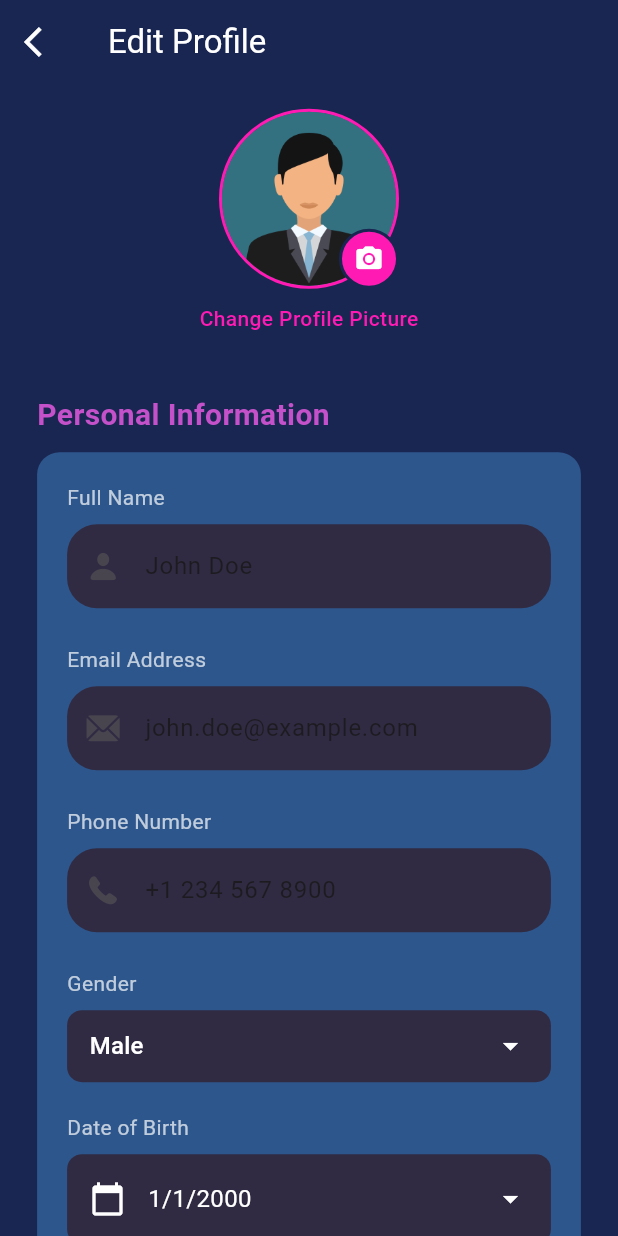
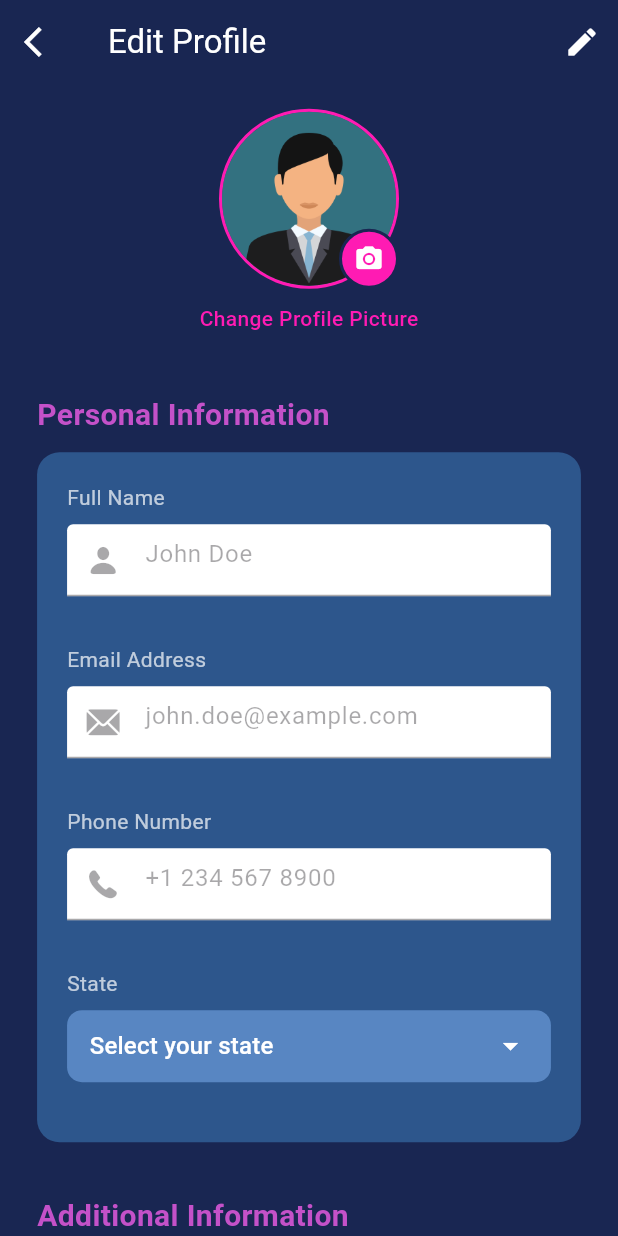
Before and after one commit to suresh-dev143/iexam, a Flutter app: the EditProfilePage screen opened directly, on a phone screen of 412 x 824 dp. Run offline on Flutter 3.47's test engine with Material 3 defaults, Android fonts, the light colour scheme and no system bars; our stand-ins replace carousel_slider, firebase_auth, firebase_core, fluttertoast, get; accounts and stored records are empty.

Commit message:
profile ui and setting ui changes completed

```diff
--- a/lib/core/theme/app_pallete.dart
+++ b/lib/core/theme/app_pallete.dart
@@ -6,6 +6,7 @@ class Pallete {
   static Color titleTextColor = const Color.fromRGBO(196, 81, 201, 1);
   static Color textColor = const Color.fromRGBO(255, 27, 179, 1);
   static Color textFieldColor = const Color.fromRGBO(48, 43, 67, 1);
+  static Color profileTextFieldColor = Colors.white;
   static Color inactiveBottomBarItemColor = const Color(0xffababab);
   static Color blackColor = const Color.fromRGBO(10, 3, 34, 1);
   static Color blueDarkColor = const Color.fromRGBO(25, 38, 82, 1);
--- a/lib/features/home/view/pages/home_page.dart
+++ b/lib/features/home/view/pages/home_page.dart
@@ -60,12 +60,6 @@ class _HomePageState extends State<HomePage> {
             icon: const Icon(Icons.notifications_outlined, color: Colors.white),
             onPressed: () {
               // Handle notifications
-            },
-          ),
-          IconButton(
-            icon: const Icon(Icons.person_outline, color: Colors.white),
-            onPressed: () {
-              // Handle profile
             },
           ),
         ],
--- a/lib/features/sidecomponents/profile.dart
+++ b/lib/features/sidecomponents/profile.dart
@@ -1,9 +1,11 @@
+import 'package:firebase_auth/firebase_auth.dart';
 import 'package:flutter/material.dart';
 import 'package:flutter/cupertino.dart';
 import 'package:iexam/core/theme/app_pallete.dart';
-import 'package:iexam/core/common/widgets/custom_fields.dart';
 import 'package:iexam/features/auth/view/widgets/gradiant_btn.dart';
 import 'dart:io';
+
+import 'package:iexam/features/sidecomponents/profile/view/widgets/profilefields.dart';
 
 class EditProfilePage extends StatefulWidget {
   const EditProfilePage({super.key});
@@ -12,27 +14,61 @@ class EditProfilePage extends StatefulWidget {
 }
 
 class _EditProfilePageState extends State<EditProfilePage> {
-  // Text controllers for form fields
+  final user = FirebaseAuth.instance.currentUser;
   final TextEditingController _nameController = TextEditingController();
   final TextEditingController _emailController = TextEditingController();
   final TextEditingController _phoneController = TextEditingController();
   final TextEditingController _bioController = TextEditingController();
-  final TextEditingController _locationController = TextEditingController();
   // For profile image
   File? _profileImage;
   bool _isUploading = false;
+  final _formKey = GlobalKey<FormState>();
+  bool _isEditing = false;
 
-  // Gender selection
-  String _selectedGender = 'Male';
-  final List<String> _genderOptions = [
-    'Male',
-    'Female',
-    'Other',
-    'Prefer not to say'
+  // State selection
+  String _selectedState = 'Select your state';
+  final List<String> indianStates = [
+    "Select your state",
+    "Andhra Pradesh",
+    "Arunachal Pradesh",
+    "Assam",
+    "Bihar",
+    "Chhattisgarh",
+    "Goa",
+    "Gujarat",
+    "Haryana",
+    "Himachal Pradesh",
+    "Jharkhand",
+    "Karnataka",
+    "Kerala",
+    "Madhya Pradesh",
+    "Maharashtra",
+    "Manipur",
+    "Meghalaya",
+    "Mizoram",
+    "Nagaland",
+    "Odisha",
+    "Punjab",
+    "Rajasthan",
+    "Sikkim",
+    "Tamil Nadu",
+    "Telangana",
+    "Tripura",
+    "Uttar Pradesh",
+    "Uttarakhand",
+    "West Bengal",
+    "Andaman & Nicobar",
+    "Chandigarh",
+    "Dadra & Nagar Haveli and Daman & Diu",
+    "Lakshadweep",
+    "Delhi",
+    "Puducherry",
+    "Ladakh",
+    "Jammu & Kashmir"
   ];
 
   // Date of birth
-  DateTime _selectedDate = DateTime(2000, 1, 1);
+  // DateTime _selectedDate = DateTime(2000, 1, 1);
 
   @override
   void initState() {
@@ -43,7 +79,6 @@ class _EditProfilePageState extends State<EditProfilePage> {
     _phoneController.text = "+1 234 567 8900";
     _bioController.text =
         "Flutter developer passionate about creating beautiful UIs";
-    _locationController.text = "New York, USA";
   }
 
   @override
@@ -52,38 +87,40 @@ class _EditProfilePageState extends State<EditProfilePage> {
     _emailController.dispose();
     _phoneController.dispose();
     _bioController.dispose();
-    _locationController.dispose();
     super.dispose();
   }
 
-  // Method to pick date
-  Future<void> _selectDate(BuildContext context) async {
-    final DateTime? picked = await showDatePicker(
-      context: context,
-      initialDate: _selectedDate,
-      firstDate: DateTime(1950),
-      lastDate: DateTime.now(),
-      builder: (context, child) {
-        return Theme(
-          data: Theme.of(context).copyWith(
-            colorScheme: ColorScheme.dark(
-              primary: Pallete.textColor,
-              onPrimary: Colors.white,
-              surface: Pallete.blueColor,
-              onSurface: Colors.white,
-            ),
-            dialogBackgroundColor: Pallete.blueDarkColor,
-          ),
-          child: child!,
-        );
-      },
-    );
-
-    if (picked != null && picked != _selectedDate) {
+  void _toggleEdit() {
     setState(() {
-        _selectedDate = picked;
+      _isEditing = !_isEditing;
     });
   }
+
+  Future<void> saveChanges() async {
+    print('chal gya re');
+    if (_nameController.text.isEmpty || _emailController.text.isEmpty) {
+      ScaffoldMessenger.of(context).showSnackBar(
+        const SnackBar(
+          content: Text('Please fill in all required fields'),
+          backgroundColor: Colors.red,
+        ),
+      );
+      return;
+    }
+
+    // Show success message
+    ScaffoldMessenger.of(context).showSnackBar(
+      const SnackBar(
+        content: Text('Profile updated successfully!'),
+        backgroundColor: Colors.green,
+      ),
+    );
+    setState(() {
+      _isEditing = false;
+    });
+
+    // Navigate back
+    // Navigator.pop(context);
   }
 
   // Method to pick image
@@ -108,6 +145,9 @@ class _EditProfilePageState extends State<EditProfilePage> {
         backgroundColor: Colors.green,
       ),
     );
+    setState(() {
+      _isEditing = false;
+    });
   }
 
   @override
@@ -126,6 +166,15 @@ class _EditProfilePageState extends State<EditProfilePage> {
           icon: const Icon(Icons.arrow_back_ios, color: Colors.white),
           onPressed: () => Navigator.pop(context),
         ),
+        actions: [
+          IconButton(
+            icon: Icon(
+              _isEditing ? Icons.save : Icons.edit,
+              color: Colors.white,
+            ),
+            onPressed: _isEditing ? saveChanges : _toggleEdit,
+          ),
+        ],
       ),
       body: SingleChildScrollView(
         child: Padding(
@@ -209,6 +258,8 @@ class _EditProfilePageState extends State<EditProfilePage> {
                   color: Pallete.blueColor,
                   borderRadius: BorderRadius.circular(15),
                 ),
+                child: Form(
+                  key: _formKey,
                   child: Column(
                     crossAxisAlignment: CrossAxisAlignment.start,
                     children: [
@@ -220,8 +271,9 @@ class _EditProfilePageState extends State<EditProfilePage> {
                       const SizedBox(height: 8),
                       SizedBox(
                         height: 60,
-                      child: CustomFields(
-                        fillColor: Pallete.textFieldColor,
+                        child: ProfilleFields(
+                          isEditing: _isEditing,
+                          fillColor: Pallete.profileTextFieldColor,
                           controller: _nameController,
                           hintText: 'Enter your full name',
                           icon: const Icon(CupertinoIcons.person_fill),
@@ -238,8 +290,9 @@ class _EditProfilePageState extends State<EditProfilePage> {
                       const SizedBox(height: 8),
                       SizedBox(
                         height: 60,
-                      child: CustomFields(
-                        fillColor: Pallete.textFieldColor,
+                        child: ProfilleFields(
+                          isEditing: _isEditing,
+                          fillColor: Pallete.profileTextFieldColor,
                           controller: _emailController,
                           hintText: 'Enter your email address',
                           icon: const Icon(CupertinoIcons.mail_solid),
@@ -256,8 +309,9 @@ class _EditProfilePageState extends State<EditProfilePage> {
                       const SizedBox(height: 8),
                       SizedBox(
                         height: 60,
-                      child: CustomFields(
-                        fillColor: Pallete.textFieldColor,
+                        child: ProfilleFields(
+                          isEditing: _isEditing,
+                          fillColor: Pallete.profileTextFieldColor,
                           controller: _phoneController,
                           hintText: 'Enter your phone number',
                           icon: const Icon(CupertinoIcons.phone_fill),
@@ -266,26 +320,26 @@ class _EditProfilePageState extends State<EditProfilePage> {
                       ),
                       const SizedBox(height: 20),
 
-                    // Gender Selection
+                      // State Selection
                       const Text(
-                      'Gender',
+                        'State',
                         style: TextStyle(color: Colors.white70, fontSize: 14),
                       ),
                       const SizedBox(height: 8),
                       Container(
                         padding: const EdgeInsets.symmetric(horizontal: 15),
                         decoration: BoxDecoration(
-                        color: Pallete.textFieldColor,
+                          color: Pallete.blueLightColor,
                           borderRadius: BorderRadius.circular(10),
                         ),
                         child: DropdownButtonHideUnderline(
                           child: DropdownButton<String>(
-                          value: _selectedGender,
+                            value: _selectedState,
                             isExpanded: true,
-                          dropdownColor: Pallete.blueDarkColor,
+                            dropdownColor: Pallete.blueLightColor,
                             icon: const Icon(Icons.arrow_drop_down,
                                 color: Colors.white),
-                          items: _genderOptions.map((String gender) {
+                            items: indianStates.map((String gender) {
                               return DropdownMenuItem<String>(
                                 value: gender,
                                 child: Text(
@@ -297,7 +351,7 @@ class _EditProfilePageState extends State<EditProfilePage> {
                             onChanged: (String? newValue) {
                               if (newValue != null) {
                                 setState(() {
-                                _selectedGender = newValue;
+                                  _selectedState = newValue;
                                 });
                               }
                             },
@@ -305,40 +359,8 @@ class _EditProfilePageState extends State<EditProfilePage> {
                         ),
                       ),
                       const SizedBox(height: 20),
-
-                    // Date of Birth
-                    const Text(
-                      'Date of Birth',
-                      style: TextStyle(color: Colors.white70, fontSize: 14),
-                    ),
-                    const SizedBox(height: 8),
-                    GestureDetector(
-                      onTap: () => _selectDate(context),
-                      child: Container(
-                        height: 60,
-                        padding: const EdgeInsets.symmetric(horizontal: 15),
-                        decoration: BoxDecoration(
-                          color: Pallete.textFieldColor,
-                          borderRadius: BorderRadius.circular(10),
-                        ),
-                        child: Row(
-                          children: [
-                            const Icon(Icons.calendar_today,
-                                color: Colors.white),
-                            const SizedBox(width: 15),
-                            Text(
-                              '${_selectedDate.day}/${_selectedDate.month}/${_selectedDate.year}',
-                              style: const TextStyle(
-                                  color: Colors.white, fontSize: 16),
-                            ),
-                            const Spacer(),
-                            const Icon(Icons.arrow_drop_down,
-                                color: Colors.white),
                     ],
                   ),
-                      ),
-                    ),
-                  ],
                 ),
               ),
 
@@ -364,38 +386,21 @@ class _EditProfilePageState extends State<EditProfilePage> {
                     Container(
                       padding: const EdgeInsets.symmetric(horizontal: 15),
                       decoration: BoxDecoration(
-                        color: Pallete.textFieldColor,
+                        color: Pallete.profileTextFieldColor,
                         borderRadius: BorderRadius.circular(10),
                       ),
                       child: TextField(
                         controller: _bioController,
-                        style: const TextStyle(color: Colors.white),
+                        style: const TextStyle(color: Colors.black87),
                         maxLines: 4,
                         decoration: const InputDecoration(
                           hintText: 'Tell us about yourself',
-                          hintStyle: TextStyle(color: Colors.white54),
+                          hintStyle: TextStyle(color: Colors.black12),
                           border: InputBorder.none,
                         ),
                       ),
                     ),
                     const SizedBox(height: 20),
-
-                    // Location Field
-                    const Text(
-                      'Address',
-                      style: TextStyle(color: Colors.white70, fontSize: 14),
-                    ),
-                    const SizedBox(height: 8),
-                    SizedBox(
-                      height: 60,
-                      child: CustomFields(
-                        fillColor: Pallete.textFieldColor,
-                        controller: _locationController,
-                        hintText: 'City, Country',
-                        icon: const Icon(Icons.location_on),
-                        textinputtype: TextInputType.text,
-                      ),
-                    ),
                   ],
                 ),
               ),
@@ -406,30 +411,7 @@ class _EditProfilePageState extends State<EditProfilePage> {
               GradiantButton(
                 buttonText: 'SAVE PROFILE',
                 buttonWidth: double.infinity,
-                onTap: () {
-                  // Validate and save profile data
-                  if (_nameController.text.isEmpty ||
-                      _emailController.text.isEmpty) {
-                    ScaffoldMessenger.of(context).showSnackBar(
-                      const SnackBar(
-                        content: Text('Please fill in all required fields'),
-                        backgroundColor: Colors.red,
-                      ),
-                    );
-                    return;
-                  }
-
-                  // Show success message
-                  ScaffoldMessenger.of(context).showSnackBar(
-                    const SnackBar(
-                      content: Text('Profile updated successfully!'),
-                      backgroundColor: Colors.green,
-                    ),
-                  );
-
-                  // Navigate back
-                  Navigator.pop(context);
-                },
+                onTap: () => saveChanges(),
               ),
 
               const SizedBox(height: 15),
--- /dev/null
+++ b/lib/features/sidecomponents/profile/view/widgets/profilefields.dart
@@ -0,0 +1,51 @@
+import 'package:flutter/material.dart';
+
+class ProfilleFields extends StatelessWidget {
+  final String hintText;
+  final TextEditingController controller;
+  final bool readonly;
+  final bool isObscureText;
+  final VoidCallback? onTap;
+  final Color? fillColor;
+  final Icon? icon;
+  final Icon? iconSuffix;
+  final TextInputType textinputtype;
+  final bool isEditing;
+
+  const ProfilleFields(
+      {super.key,
+      required this.controller,
+      required this.hintText,
+      required this.textinputtype,
+      required this.isEditing,
+      this.readonly = false,
+      this.isObscureText = false,
+      this.onTap,
+      this.fillColor,
+      this.icon,
+      this.iconSuffix});
+  @override
+  Widget build(BuildContext context) {
+    return TextFormField(
+      onTap: onTap,
+      enabled: isEditing,
+      controller: controller,
+      keyboardType: textinputtype,
+      readOnly: readonly,
+      obscureText: isObscureText,
+      decoration: InputDecoration(
+        fillColor: fillColor,
+        filled: true,
+        hintText: hintText,
+        prefixIcon: icon,
+        suffixIcon: iconSuffix,
+        focusedBorder: OutlineInputBorder(
+            borderRadius: BorderRadius.circular(20),
+            borderSide: BorderSide.none),
+        enabledBorder: OutlineInputBorder(
+            borderRadius: BorderRadius.circular(20),
+            borderSide: BorderSide.none),
+      ),
+    );
+  }
+}
--- a/lib/firebase_services/auth_services.dart
+++ b/lib/firebase_services/auth_services.dart
@@ -5,11 +5,9 @@ class FirebaseAuthService {
   FirebaseAuth auth = FirebaseAuth.instance;
   Future<User?> signUpWithEmainAndPassword(
       String email, String password) async {
-    print('chal gya');
     try {
       UserCredential credential = await auth.createUserWithEmailAndPassword(
           email: email, password: password);
-      print('user details ${credential.user}');
       return credential.user;
     } on FirebaseAuthException catch (error) {
       if (error.code == 'email-already-in-use') {
--- a/lib/main.dart
+++ b/lib/main.dart
@@ -1,15 +1,12 @@
 import 'package:firebase_auth/firebase_auth.dart';
 import 'package:firebase_core/firebase_core.dart';
 import 'package:flutter/material.dart';
+import 'package:iexam/core/utils/show_snackbar.dart';
+import 'package:iexam/features/home/view/pages/bottom_nav.dart';
+import 'package:iexam/features/sidecomponents/profile.dart';
 import 'firebase_options.dart';
 import 'package:get/get_navigation/src/root/get_material_app.dart';
-import 'package:iexam/features/auth/view/pages/signup_page.dart';
 import 'package:iexam/features/auth/view/pages/wrapper.dart';
-import 'package:iexam/features/home/view/pages/bottom_nav.dart';
-import 'package:iexam/features/splash/splash_page.dart';
-
-import 'package:flutter_localizations/flutter_localizations.dart';
-import 'package:intl/intl.dart';
 
 void main() async {
   WidgetsFlutterBinding.ensureInitialized();
@@ -18,20 +15,17 @@
       options: DefaultFirebaseOptions.currentPlatform,
     );
     FirebaseAuth.instance.setLanguageCode("en");
-    print("Firebase Initialized Successfully!");
-  } catch (e) {
-    print("Firebase Initialization Failed: $e");
+  } catch (error) {
+    showToast(message: 'Something went wrong $error');
   }
   runApp(MyApp());
 }
 
 class MyApp extends StatelessWidget {
-  MyApp({super.key});
-  Locale locale = Locale('en');
-  // This widget is the root of your application.
+  const MyApp({super.key});
   @override
   Widget build(BuildContext context) {
     return const GetMaterialApp(
-        debugShowCheckedModeBanner: false, home: Wrapper());
+        debugShowCheckedModeBanner: false, home: BottomNav());
   }
 }
```
Also changed, not shown: lib/core/utils/show_snackbar.dart (+12 -1 lines), lib/features/auth/view/pages/login_page.dart (+25 -31 lines), lib/features/auth/view/pages/signup_page.dart (+13 -13 lines), lib/features/sidecomponents/settings.dart (+5 -16 lines). Lines whose indentation alone changed are shown as unchanged.
